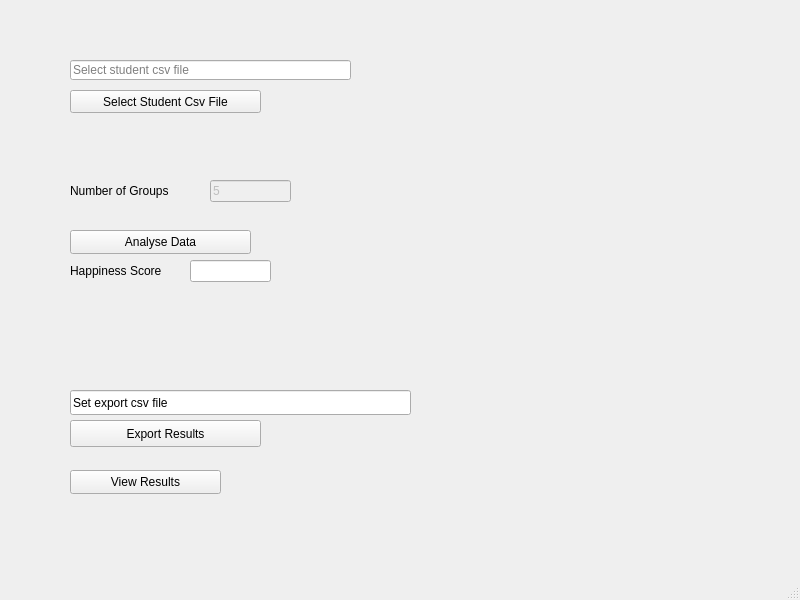
This is src/mainwindow.ui in ryanfletcher93/StudentGrouper as Qt 5 draws it before an edit. The edited form follows.
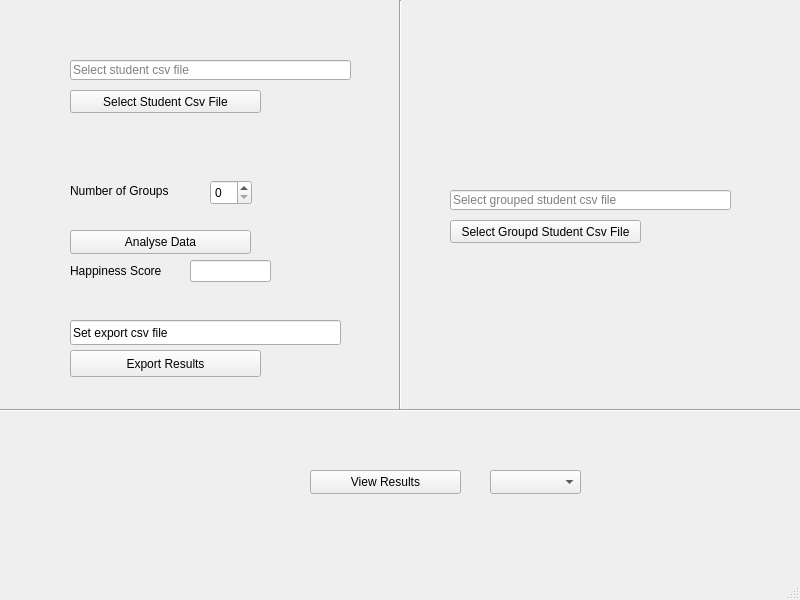
This is the edited form.

Commit message: Added GUI element for user to uplaod grouped csv and view using the view results folder

Patch:
```diff
--- a/src/mainwindow.ui
+++ b/src/mainwindow.ui
@@ -63,8 +63,8 @@
     <property name="geometry">
      <rect>
       <x>70</x>
-      <y>390</y>
-      <width>341</width>
+      <y>320</y>
+      <width>271</width>
       <height>25</height>
      </rect>
     </property>
@@ -76,7 +76,7 @@
     <property name="geometry">
      <rect>
       <x>70</x>
-      <y>420</y>
+      <y>350</y>
       <width>191</width>
       <height>27</height>
      </rect>
@@ -108,22 +108,6 @@
      <string>Happiness Score</string>
     </property>
    </widget>
-   <widget class="QLineEdit" name="numberGroupsDisplay">
-    <property name="enabled">
-     <bool>false</bool>
-    </property>
-    <property name="geometry">
-     <rect>
-      <x>210</x>
-      <y>180</y>
-      <width>81</width>
-      <height>22</height>
-     </rect>
-    </property>
-    <property name="text">
-     <string>5</string>
-    </property>
-   </widget>
    <widget class="QLabel" name="numberGroupsLabel">
     <property name="geometry">
      <rect>
@@ -140,7 +124,7 @@
    <widget class="QPushButton" name="viewResults">
     <property name="geometry">
      <rect>
-      <x>70</x>
+      <x>310</x>
       <y>470</y>
       <width>151</width>
       <height>24</height>
@@ -150,6 +134,81 @@
      <string>View Results</string>
     </property>
    </widget>
+   <widget class="QComboBox" name="viewResultsGroupComboBox">
+    <property name="geometry">
+     <rect>
+      <x>490</x>
+      <y>470</y>
+      <width>91</width>
+      <height>24</height>
+     </rect>
+    </property>
+   </widget>
+   <widget class="QSpinBox" name="numGroupsSpinBox">
+    <property name="geometry">
+     <rect>
+      <x>210</x>
+      <y>180</y>
+      <width>42</width>
+      <height>25</height>
+     </rect>
+    </property>
+   </widget>
+   <widget class="Line" name="line">
+    <property name="geometry">
+     <rect>
+      <x>390</x>
+      <y>0</y>
+      <width>20</width>
+      <height>411</height>
+     </rect>
+    </property>
+    <property name="orientation">
+     <enum>Qt::Vertical</enum>
+    </property>
+   </widget>
+   <widget class="QLineEdit" name="csvFilePathDisplay_2">
+    <property name="geometry">
+     <rect>
+      <x>450</x>
+      <y>190</y>
+      <width>281</width>
+      <height>20</height>
+     </rect>
+    </property>
+    <property name="readOnly">
+     <bool>true</bool>
+    </property>
+    <property name="placeholderText">
+     <string>Select grouped student csv file</string>
+    </property>
+   </widget>
+   <widget class="QPushButton" name="selectGroupedStudentCsvButton">
+    <property name="geometry">
+     <rect>
+      <x>450</x>
+      <y>220</y>
+      <width>191</width>
+      <height>23</height>
+     </rect>
+    </property>
+    <property name="text">
+     <string>Select Groupd Student Csv File</string>
+    </property>
+   </widget>
+   <widget class="Line" name="line_2">
+    <property name="geometry">
+     <rect>
+      <x>0</x>
+      <y>400</y>
+      <width>801</width>
+      <height>20</height>
+     </rect>
+    </property>
+    <property name="orientation">
+     <enum>Qt::Horizontal</enum>
+    </property>
+   </widget>
   </widget>
   <widget class="QMenuBar" name="menubar">
    <property name="geometry">
```
Left out of the diff: 2 changed lines with no effect on the pictures. The commit also changes 27 other files.
